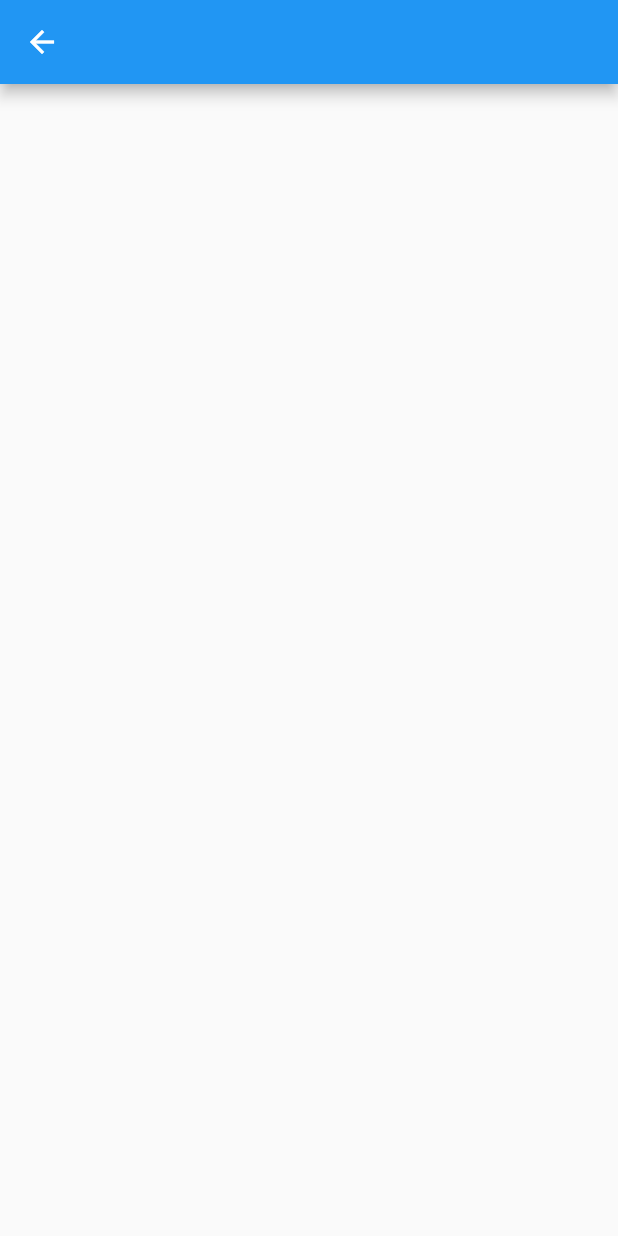
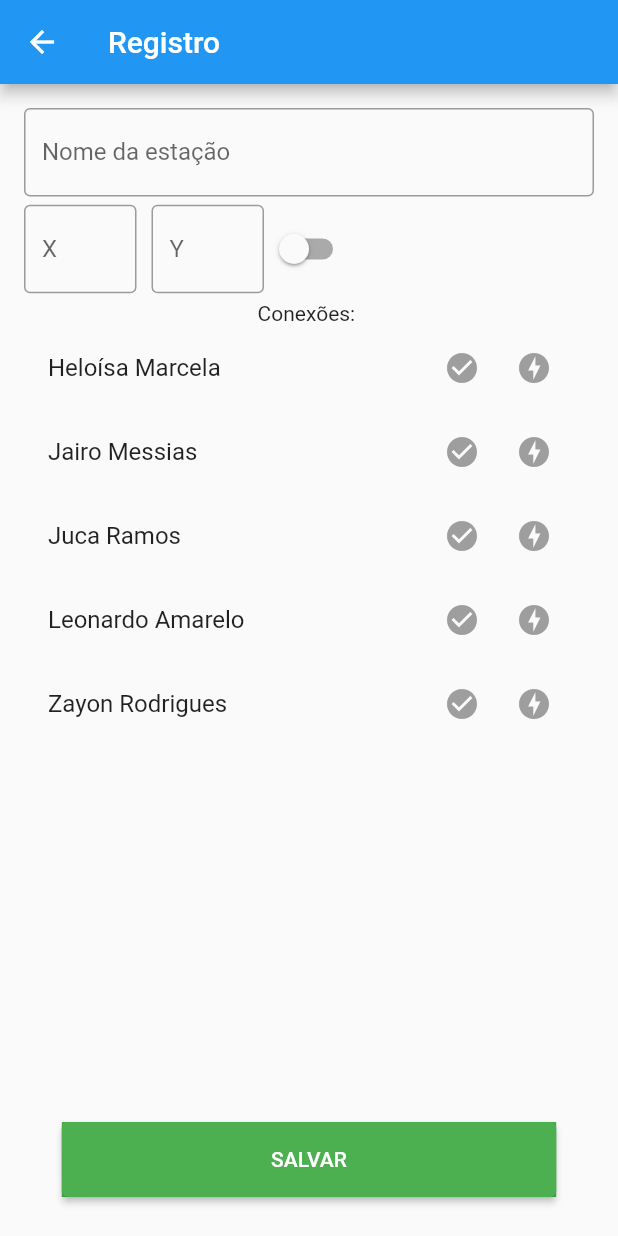
Before and after one commit to SantanaCosta/Route-Search, a Flutter app: the StationRegisterPage screen opened by its route, on a phone screen of 412 x 824 dp. Run offline on Flutter 3.47's test engine with Material 2 defaults, Android fonts, the phone set to English and light mode, and no system bars.

Commit message:
add cadastro

```diff
--- a/route_search/lib/view/station_register_page.dart
+++ b/route_search/lib/view/station_register_page.dart
@@ -14,11 +14,125 @@ class _StationRegisterPageState extends State<StationRegisterPage> {
   Widget build(BuildContext context) {
     return Scaffold(
         appBar: AppBar(
-          title: Text(''),
+          title: const Text('Registro'),
         ),
-        body: const Center(child: Text(''),)
-    );
-
+        body: Padding(
+          padding: const EdgeInsets.all(16.0),
+          child: Column(
+            children: [
+              _handleTextFields(context),
+              Text('Conexões: '),
+              _handleConnectionsList(context),
+              _handleSaveButton(context)
+            ],
+          ),
+        ));
   }
 
+  bool isSwitched = false;
+
+  Widget _handleTextFields(BuildContext context) {
+    return Column(
+      children: [
+        const TextField(
+            decoration: InputDecoration(
+          border: OutlineInputBorder(),
+          labelText: 'Nome da estação',
+        )),
+        Row(
+          children: [
+            const SizedBox(
+              width: 75,
+              child: TextField(
+                  decoration: InputDecoration(
+                border: OutlineInputBorder(),
+                labelText: 'X',
+              )),
+            ),
+            const SizedBox(height: 70, width: 10),
+            const SizedBox(
+              width: 75,
+              child: TextField(
+                  decoration: InputDecoration(
+                border: OutlineInputBorder(),
+                labelText: 'Y',
+              )),
+            ),
+            Switch(
+                value: isSwitched,
+                onChanged: (bool newValue) {
+                  setState(() {
+                    isSwitched = newValue;
+                  });
+                })
+          ],
+        ),
+      ],
+    );
+  }
+
+  Widget _handleSaveButton(BuildContext context) {
+    return Container(
+        color: Colors.green,
+        margin: EdgeInsets.all(10),
+        child: SizedBox(
+          width: MediaQuery.of(context).size.width * 0.8,
+          child: ElevatedButton(
+            child: Text('SALVAR'),
+            onPressed: () {
+              //
+            },
+            style: ElevatedButton.styleFrom(
+              backgroundColor: Colors.green,
+              minimumSize: Size(0, 50),
+            ),
+          ),
+        ));
+  }
+
+  final stations = [
+    'Heloísa Marcela',
+    'Jairo Messias',
+    'Juca Ramos',
+    'Leonardo Amarelo',
+    'Zayon Rodrigues'
+  ];
+
+  int line = -1;
+  int row = -1;
+
+  void changeButtonColour(int index, int icon) {
+    setState(() {
+      line = index;
+      row = icon;
+    });
+  }
+
+  Widget _handleConnectionsList(BuildContext context) {
+    return Expanded(
+      child: ListView.builder(
+        itemCount: stations.length,
+        itemBuilder: (context, index) {
+          return ListTile(
+              title: Text(stations[index]),
+              trailing: Row(mainAxisSize: MainAxisSize.min, children: [
+                IconButton(
+                    onPressed: () {
+                      changeButtonColour(index, 1);
+                    },
+                    icon: const Icon(Icons.check_circle),
+                    color:
+                        index == line && row == 1 ? Colors.green : Colors.grey),
+                IconButton(
+                    onPressed: () {
+                      changeButtonColour(index, 2);
+                    },
+                    icon: const Icon(Icons.offline_bolt),
+                    color:
+                        index == line && row == 2 ? Colors.amber : Colors.grey),
+              ]));
+        },
+      ),
+    );
+  }
 }
```
